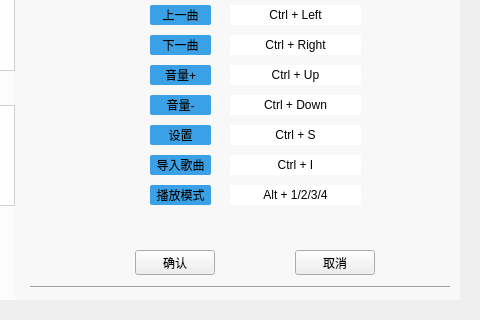
The window that musicUi/musicWidget/musicsettingwidget.ui (Greedysky/TTKMusicPlayer) describes before a commit, drawn with Qt 5; both pictures show x 130 to 610 and y 120 to 440 of the 610 by 440 pixel window.
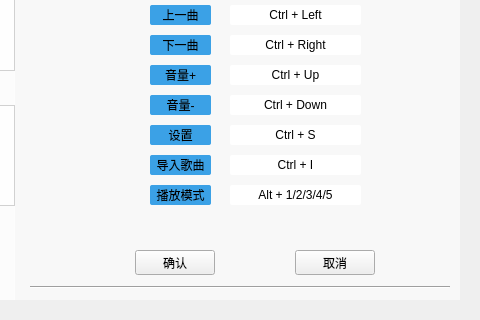
The same window after the commit. The open tabs and pages were chosen to show the change. Custom widgets are drawn as their Qt base class.

Diff of the .ui file:
```diff
--- a/musicUi/musicWidget/musicsettingwidget.ui
+++ b/musicUi/musicWidget/musicsettingwidget.ui
@@ -593,7 +593,7 @@
       <string notr="true">background:white;border-radius:2px</string>
      </property>
      <property name="text">
-      <string>Alt + 1/2/3/4</string>
+      <string>Alt + 1/2/3/4/5</string>
      </property>
      <property name="alignment">
       <set>Qt::AlignCenter</set>
```
